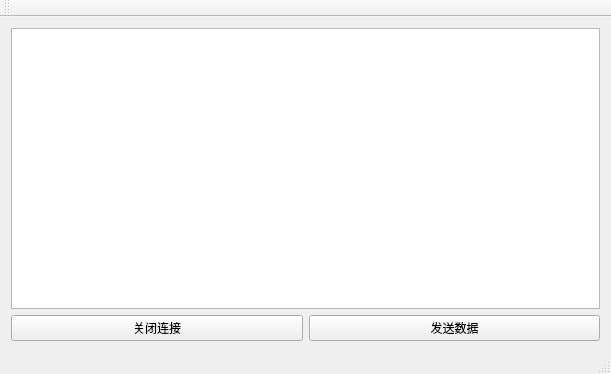
Before: the Qt Designer form TcpServer/mainwindow.ui in zfxbc/IAP_upgrade_network, drawn with Qt 5.
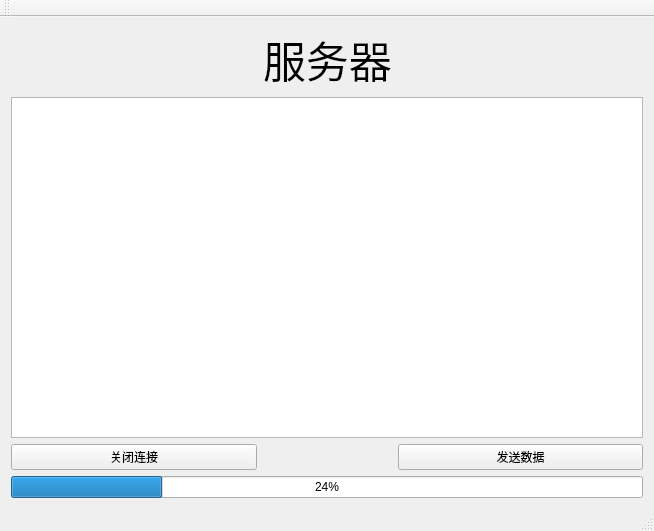
After: the same form once the commit is applied.

Commit message: 实现客户端给服务器传输文件

The edit to the form file:
```diff
--- a/TcpServer/mainwindow.ui
+++ b/TcpServer/mainwindow.ui
@@ -6,8 +6,8 @@
    <rect>
     <x>0</x>
     <y>0</y>
-    <width>611</width>
-    <height>374</height>
+    <width>654</width>
+    <height>531</height>
    </rect>
   </property>
   <property name="windowTitle">
@@ -15,6 +15,45 @@
   </property>
   <widget class="QWidget" name="centralWidget">
    <layout class="QGridLayout" name="gridLayout">
+    <item row="0" column="0">
+     <spacer name="horizontalSpacer">
+      <property name="orientation">
+       <enum>Qt::Horizontal</enum>
+      </property>
+      <property name="sizeHint" stdset="0">
+       <size>
+        <width>227</width>
+        <height>20</height>
+       </size>
+      </property>
+     </spacer>
+    </item>
+    <item row="0" column="1">
+     <widget class="QLabel" name="label">
+      <property name="font">
+       <font>
+        <family>Arial Black</family>
+        <pointsize>32</pointsize>
+       </font>
+      </property>
+      <property name="text">
+       <string>服务器</string>
+      </property>
+     </widget>
+    </item>
+    <item row="0" column="2">
+     <spacer name="horizontalSpacer_2">
+      <property name="orientation">
+       <enum>Qt::Horizontal</enum>
+      </property>
+      <property name="sizeHint" stdset="0">
+       <size>
+        <width>226</width>
+        <height>20</height>
+       </size>
+      </property>
+     </spacer>
+    </item>
     <item row="2" column="0">
      <widget class="QPushButton" name="connectBtn">
       <property name="text">
@@ -22,16 +61,26 @@
       </property>
      </widget>
     </item>
-    <item row="2" column="1">
+    <item row="1" column="0" colspan="3">
+     <widget class="QTextEdit" name="textEdit"/>
+    </item>
+    <item row="3" column="0" colspan="3">
+     <widget class="QProgressBar" name="progressBar">
+      <property name="value">
+       <number>24</number>
+      </property>
+      <property name="alignment">
+       <set>Qt::AlignCenter</set>
+      </property>
+     </widget>
+    </item>
+    <item row="2" column="2">
      <widget class="QPushButton" name="sendBtn">
       <property name="text">
        <string>发送数据</string>
       </property>
      </widget>
     </item>
-    <item row="0" column="0" rowspan="2" colspan="2">
-     <widget class="QTextEdit" name="textEdit"/>
-    </item>
    </layout>
   </widget>
   <widget class="QMenuBar" name="menuBar">
```
Left out of the diff: 2 changed lines with no effect on the pictures. The commit also changes 7 other files.
